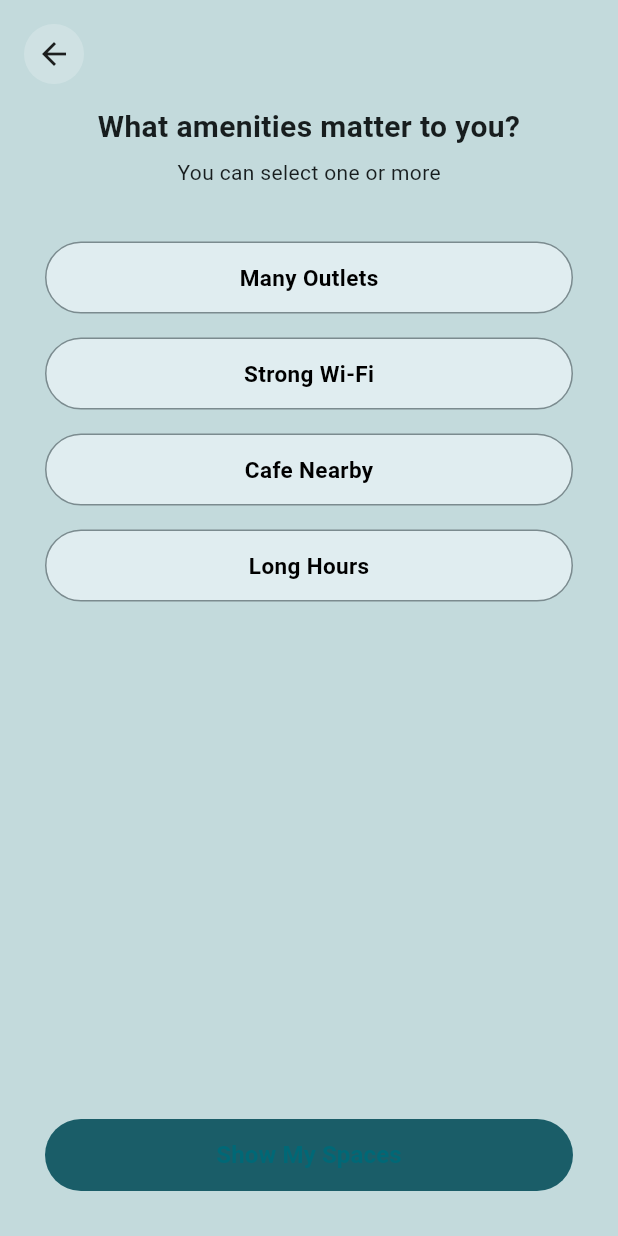
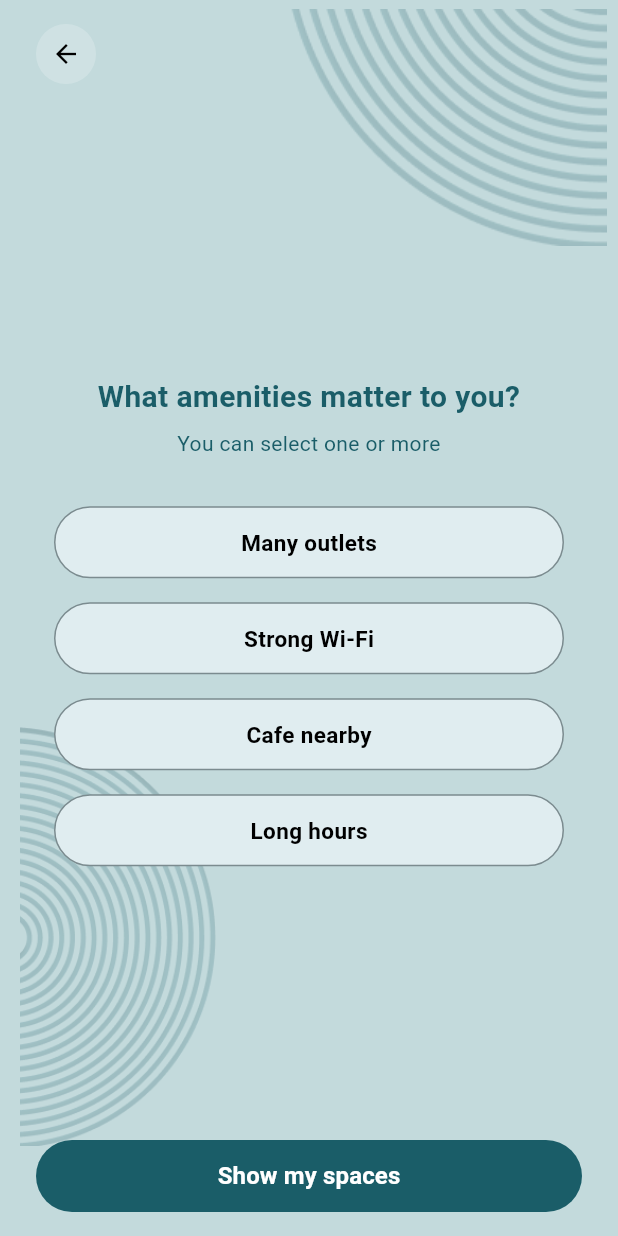
Before and after one commit to GeetaHade/spacefinder-app, a Flutter app: the AmenitiesScreen screen opened by its route, on a phone screen of 412 x 824 dp. Run offline on Flutter 3.47's test engine with Material 3 defaults, Android fonts, the phone set to English and light mode, and no system bars; our stand-ins replace shared_preferences; accounts and stored records are empty; Roboto replaces fonts that are missing (System).

Commit message:
add: ui enhancement on all pages

```diff
--- a/lib/screens/preferences/amenities_screen.dart
+++ b/lib/screens/preferences/amenities_screen.dart
@@ -57,15 +57,39 @@ class _AmenitiesScreenState extends State<AmenitiesScreen> {
   Widget build(BuildContext context) {
     return Scaffold(
       backgroundColor: const Color(0xFFC3DADC),
-      body: SafeArea(
-        child: Stack(
+      body: Stack(
         children: [
-            // BACK BUTTON
+          // ===== background circles to match other preference pages =====
           Positioned(
-              top: 16,
-              left: 16,
+            top: -70,
+            right: -40,
+            child: Image.asset(
+              'assets/small circular 3.1.png',
+              width: 310,
+              height: 310,
+            ),
+          ),
+          Positioned(
+            bottom: 60,
+            left: -60,
+            child: Image.asset(
+              'assets/small circular 4.1.png',
+              width: 280,
+              height: 280,
+            ),
+          ),
+
+          SafeArea(
+            child: Padding(
+              padding: const EdgeInsets.fromLTRB(24, 16, 24, 16),
+              child: Column(
+                children: [
+                  // back button
+                  Align(
+                    alignment: Alignment.centerLeft,
                     child: InkWell(
                       onTap: () => Navigator.pop(context),
+                      borderRadius: BorderRadius.circular(20),
                       child: Container(
                         width: 40,
                         height: 40,
@@ -73,44 +97,59 @@ class _AmenitiesScreenState extends State<AmenitiesScreen> {
                           color: Color(0x33FFFFFF),
                           shape: BoxShape.circle,
                         ),
-                  child: const Icon(Icons.arrow_back),
+                        child: const Icon(
+                          Icons.arrow_back,
+                          color: Colors.black,
+                          size: 20,
+                        ),
                       ),
                     ),
                   ),
 
-            // CONTENT
-            Padding(
-              padding: const EdgeInsets.fromLTRB(30, 70, 30, 30),
+                  // CENTERED question + options
+                  Expanded(
+                    child: Center(
+                      child: ConstrainedBox(
+                        constraints: const BoxConstraints(maxWidth: 340),
                         child: Column(
-                crossAxisAlignment: CrossAxisAlignment.center,
+                          mainAxisSize: MainAxisSize.min,
                           children: [
+                            const SizedBox(height: 12),
                             const Text(
                               "What amenities matter to you?",
                               textAlign: TextAlign.center,
                               style: TextStyle(
                                 fontSize: 20,
                                 fontWeight: FontWeight.w600,
+                                color: Color(0xFF1A5D68),
                               ),
                             ),
                             const SizedBox(height: 6),
                             const Text(
                               "You can select one or more",
-                    style: TextStyle(fontSize: 14),
+                              textAlign: TextAlign.center,
+                              style: TextStyle(
+                                fontSize: 14,
+                                fontWeight: FontWeight.w400,
+                                color: Color(0xFF1A5D68),
                               ),
-                  const SizedBox(height: 36),
+                            ),
+                            const SizedBox(height: 32),
 
-                  // buttons
-                  amenityButton("Many Outlets", AmenityType.outlets),
+                            amenityButton("Many outlets", AmenityType.outlets),
                             const SizedBox(height: 16),
                             amenityButton("Strong Wi-Fi", AmenityType.wifi),
                             const SizedBox(height: 16),
-                  amenityButton("Cafe Nearby", AmenityType.cafe),
+                            amenityButton("Cafe nearby", AmenityType.cafe),
                             const SizedBox(height: 16),
-                  amenityButton("Long Hours", AmenityType.longHours),
+                            amenityButton("Long hours", AmenityType.longHours),
+                          ],
+                        ),
+                      ),
+                    ),
+                  ),
 
-                  const Spacer(),
-
-                  // SHOW MY SPACES BUTTON
+                  // bottom CTA
                   SizedBox(
                     height: 48,
                     width: double.infinity,
@@ -126,19 +165,20 @@ class _AmenitiesScreenState extends State<AmenitiesScreen> {
                         elevation: 0,
                       ),
                       child: const Text(
-                        "Show My Spaces",
+                        "Show my spaces",
                         style: TextStyle(
                           fontSize: 16,
                           fontWeight: FontWeight.w600,
+                          color: Colors.white,
                         ),
                       ),
                     ),
-                  )
+                  ),
                 ],
               ),
-            )
+            ),
+          ),
         ],
-        ),
       ),
     );
   }
```
Also changed, not shown: lib/screens/preferences/preference_template.dart (+87 -29 lines), assets/Loading.png (added), assets/small circular 3.1.png (added), assets/small circular 4.1.png (added). Lines whose indentation alone changed are shown as unchanged.
